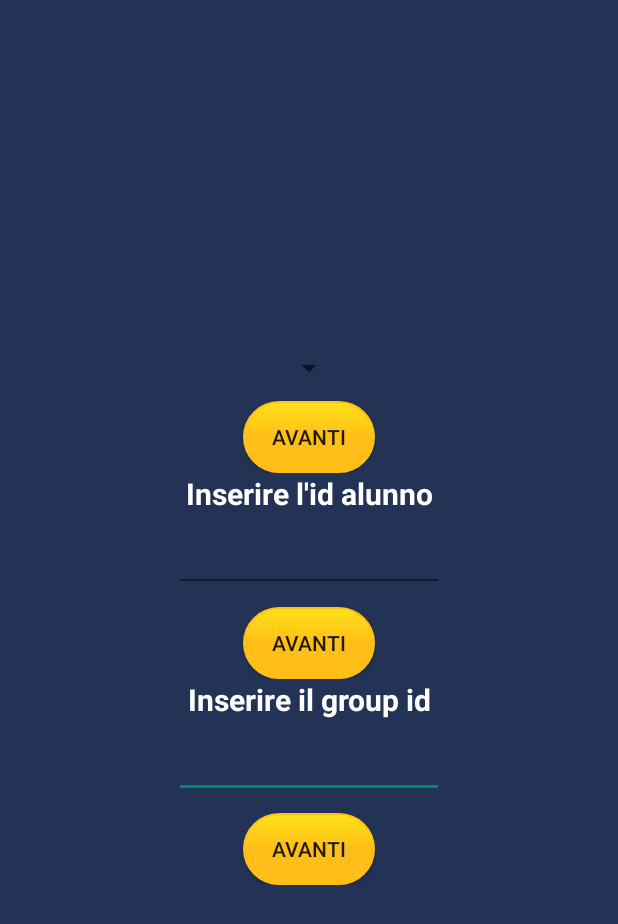
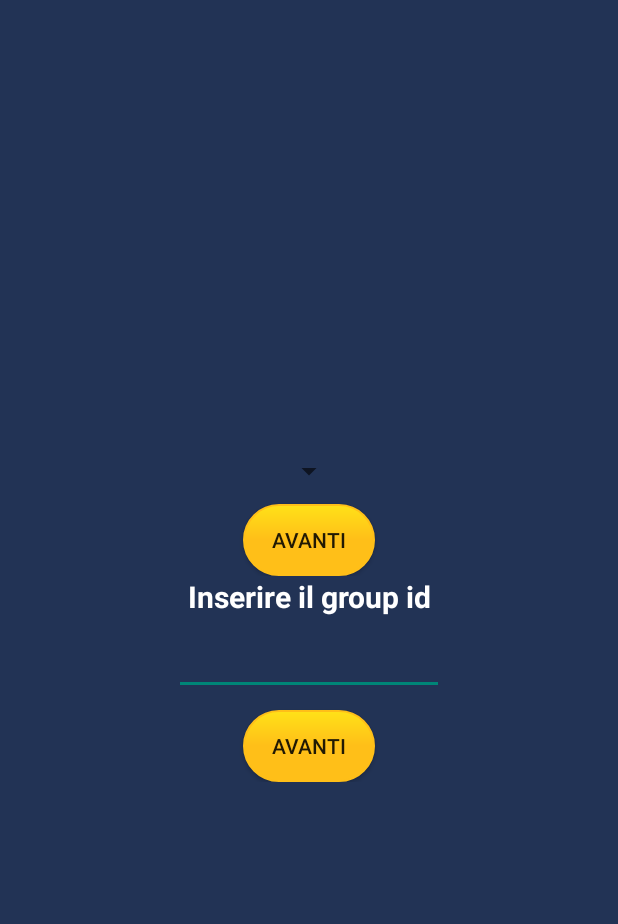
Before and after one commit to AlfonsoAquino/DSAGame, an Android app: the layout activity_id_group.xml on its own in the app's theme, with its tools: preview values and no code run, on a phone screen of 412 x 824 dp. Shown: the top 924 px of the screen. Run offline under Robolectric (Android 15) with nearby library versions, the phone set to English and light mode, and no system bars.

Commit message:
backup ultimo completo

```diff
--- a/app/src/main/res/layout/activity_id_group.xml
+++ b/app/src/main/res/layout/activity_id_group.xml
@@ -50,68 +50,68 @@
             app:layout_constraintStart_toEndOf="@+id/groupId" />
 
     </LinearLayout>
+<!--togliere il commento se si vuole inserire manualmente l'idAlunno e di conseguenza anche il relativo codice-->
+    <!--<LinearLayout-->
+        <!--android:layout_width="match_parent"-->
+        <!--android:layout_height="wrap_content"-->
+        <!--android:orientation="vertical"-->
+        <!--android:id="@+id/layoutIdAlunno">-->
 
-    <LinearLayout
-        android:layout_width="match_parent"
-        android:layout_height="wrap_content"
-        android:orientation="vertical"
-        android:id="@+id/layoutIdAlunno">
+        <!--<TextView-->
+            <!--android:id="@+id/infoPanel1"-->
+            <!--android:layout_width="match_parent"-->
+            <!--android:layout_height="wrap_content"-->
+            <!--android:layout_below="@+id/spinner"-->
+            <!--android:layout_centerInParent="true"-->
+            <!--android:layout_centerVertical="true"-->
+            <!--android:foregroundGravity="center_vertical|center_horizontal|center"-->
+            <!--android:gravity="center_vertical|center_horizontal|center"-->
+            <!--android:text="Inserire l'id alunno"-->
+            <!--android:textColor="#fff"-->
+            <!--android:textSize="20dp"-->
+            <!--android:textStyle="bold" />-->
 
-        <TextView
-            android:id="@+id/infoPanel1"
-            android:layout_width="match_parent"
-            android:layout_height="wrap_content"
-            android:layout_below="@+id/spinner"
-            android:layout_centerInParent="true"
-            android:layout_centerVertical="true"
-            android:foregroundGravity="center_vertical|center_horizontal|center"
-            android:gravity="center_vertical|center_horizontal|center"
-            android:text="Inserire l'id alunno"
-            android:textColor="#fff"
-            android:textSize="20dp"
-            android:textStyle="bold" />
+        <!--<Space-->
+            <!--android:layout_width="match_parent"-->
+            <!--android:layout_height="10dp" />-->
 
-        <Space
-            android:layout_width="match_parent"
-            android:layout_height="10dp" />
+        <!--<EditText-->
+            <!--android:id="@+id/idAlunno"-->
+            <!--android:layout_width="wrap_content"-->
+            <!--android:layout_height="wrap_content"-->
+            <!--android:layout_centerInParent="true"-->
+            <!--android:layout_centerHorizontal="true"-->
+            <!--android:layout_centerVertical="true"-->
+            <!--android:layout_gravity="center_vertical|center_horizontal|center"-->
+            <!--android:ems="10"-->
+            <!--android:gravity="center"-->
+            <!--android:inputType="textPersonName"-->
+            <!--android:textColor="#fff"-->
+            <!--android:textSize="15dp"-->
+            <!--android:textStyle="bold"-->
+            <!--app:layout_constraintStart_toStartOf="parent"-->
+            <!--app:layout_constraintTop_toTopOf="parent"-->
+            <!--android:focusedByDefault="true"/>-->
 
-        <EditText
-            android:id="@+id/idAlunno"
-            android:layout_width="wrap_content"
-            android:layout_height="wrap_content"
-            android:layout_centerInParent="true"
-            android:layout_centerHorizontal="true"
-            android:layout_centerVertical="true"
-            android:layout_gravity="center_vertical|center_horizontal|center"
-            android:ems="10"
-            android:gravity="center"
-            android:inputType="textPersonName"
-            android:textColor="#fff"
-            android:textSize="15dp"
-            android:textStyle="bold"
-            app:layout_constraintStart_toStartOf="parent"
-            app:layout_constraintTop_toTopOf="parent"
-            android:focusedByDefault="true"/>
+        <!--<Space-->
+            <!--android:layout_width="match_parent"-->
+            <!--android:layout_height="10dp" />-->
 
-        <Space
-            android:layout_width="match_parent"
-            android:layout_height="10dp" />
-
-        <Button
-            android:id="@+id/confirmIdAlunno"
-            android:layout_width="wrap_content"
-            android:layout_height="wrap_content"
-            android:layout_alignParentBottom="true"
-            android:layout_centerInParent="true"
-            android:layout_centerHorizontal="true"
-            android:layout_centerVertical="true"
-            android:layout_gravity="center_vertical|center_horizontal|center"
-            android:background="@drawable/button_press_orange"
-            android:onClick="confermaAlunno"
-            android:text="avanti"
-            app:layout_constraintBaseline_toBaselineOf="@+id/groupId"
-            app:layout_constraintStart_toEndOf="@+id/groupId" />
-    </LinearLayout>
+        <!--<Button-->
+            <!--android:id="@+id/confirmIdAlunno"-->
+            <!--android:layout_width="wrap_content"-->
+            <!--android:layout_height="wrap_content"-->
+            <!--android:layout_alignParentBottom="true"-->
+            <!--android:layout_centerInParent="true"-->
+            <!--android:layout_centerHorizontal="true"-->
+            <!--android:layout_centerVertical="true"-->
+            <!--android:layout_gravity="center_vertical|center_horizontal|center"-->
+            <!--android:background="@drawable/button_press_orange"-->
+            <!--android:onClick="confermaAlunno"-->
+            <!--android:text="avanti"-->
+            <!--app:layout_constraintBaseline_toBaselineOf="@+id/groupId"-->
+            <!--app:layout_constraintStart_toEndOf="@+id/groupId" />-->
+    <!--</LinearLayout>-->
 
     <LinearLayout
         android:layout_width="match_parent"
```
Also changed, not shown: app/src/main/java/com/example/claramonaco/testdislessia/IdGroupActivity.java (+8 -5 lines), app/src/main/java/com/example/claramonaco/testdislessia/TestDislessiaActivity.java (+43 -104 lines), app/src/main/res/layout/customized_dialog.xml (+4 -5 lines), app/src/main/res/layout/test_dislessia.xml (+9 -15 lines), app/src/main/res/drawable/chiaveargento.jpeg (deleted), app/src/main/res/drawable/chiaveargento.png (added), app/src/main/res/drawable/chiavebronzo.jpeg (deleted), app/src/main/res/drawable/chiavebronzo.png (added), app/src/main/res/drawable/chiaveoro.jpeg (deleted), app/src/main/res/drawable/chiaveoro.png (added), app/src/main/res/drawable/chiaveverde.jpeg (deleted), app/src/main/res/drawable/chiaveverde.png (added), 2 other files.
